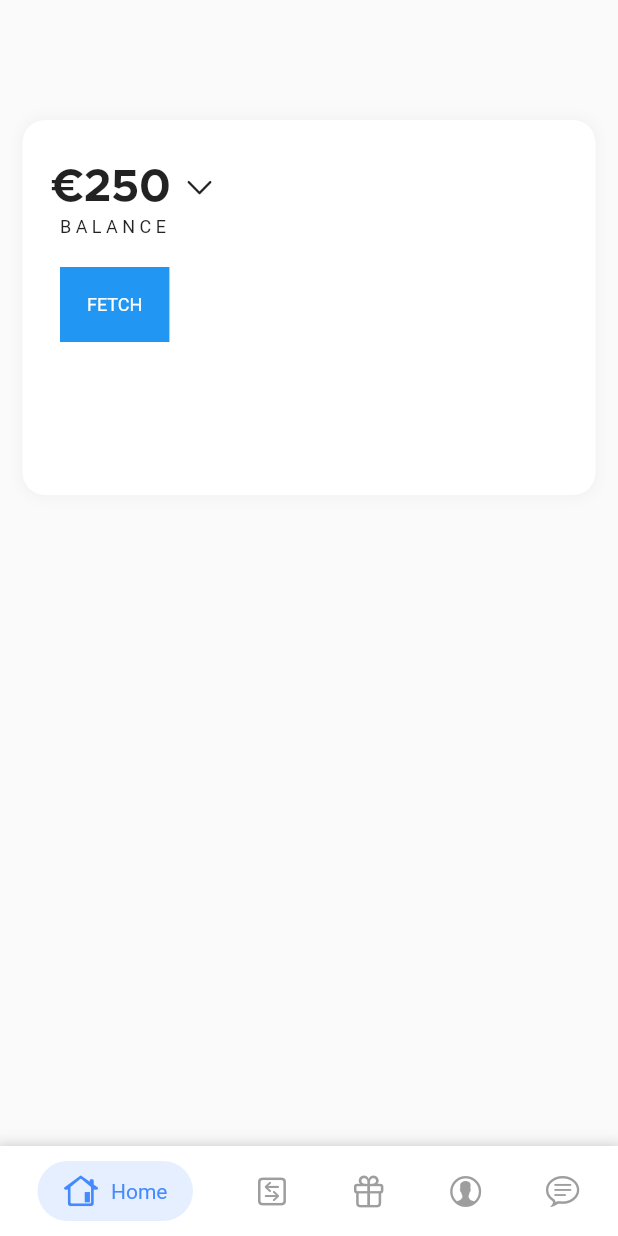
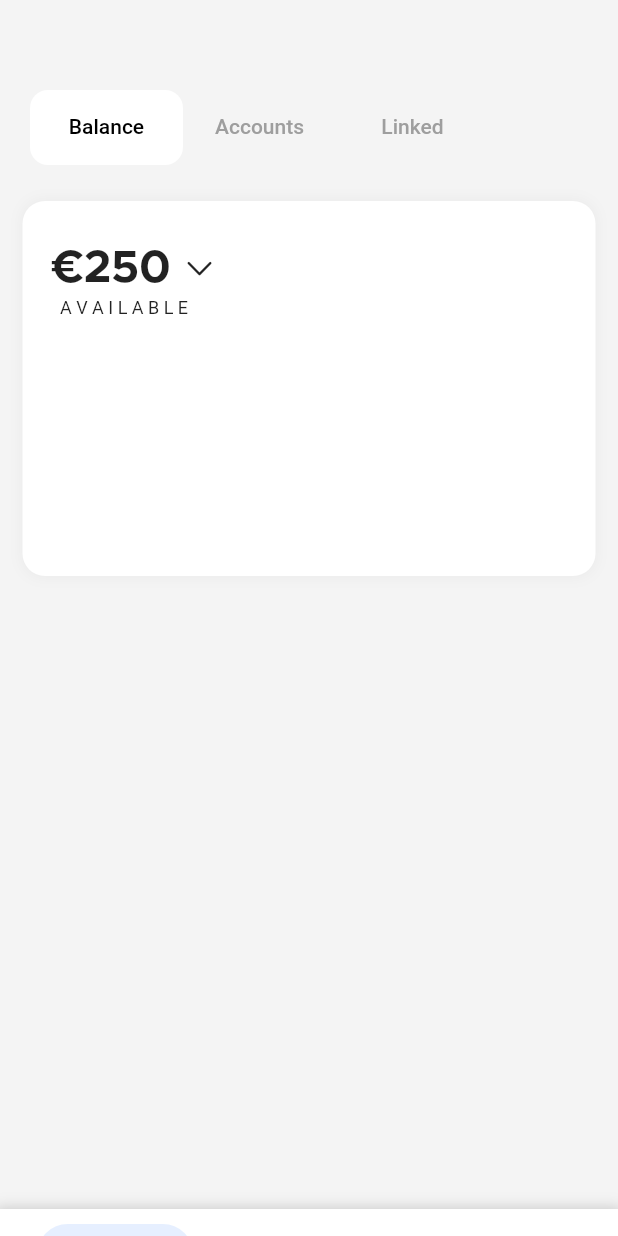
Before and after one commit to shanematthewkelly/Bankify, a Flutter app: the HomeScreen screen opened directly, on a phone screen of 412 x 824 dp. Run offline on Flutter 3.47's test engine with Material 2 defaults, Android fonts, the phone set to English and light mode, and no system bars; our stand-ins replace flutter_swiper, lottie, shared_preferences; missing offline and left inert: plaid_flutter; accounts and stored records are empty.

Commit message:
TabView Integration For Home Screen

```diff
--- a/lib/main.dart
+++ b/lib/main.dart
@@ -1,6 +1,7 @@
 import 'package:Bankify/screens/auth/loginScreen.dart';
 import 'package:Bankify/screens/core/bankConnectScreen.dart';
-import 'package:Bankify/screens/core/homeScreen.dart';
+import 'package:Bankify/screens/core/home/homeScreen.dart';
+import 'package:Bankify/screens/core/home/homeScreen.dart';
 import 'package:Bankify/screens/intro/loaderScreen.dart';
 import 'package:Bankify/screens/utils/bankSuccessful.dart';
 import 'package:flutter/material.dart';
@@ -29,7 +30,7 @@ class MyApp extends StatelessWidget {
         //Application Global Theme
         primarySwatch: Colors.red,
       ),
-      home: ConnectBank(),
+      home: HomeScreen(),
       debugShowCheckedModeBanner: false,
     );
   }
--- /dev/null
+++ b/lib/screens/core/home/homeScreen.dart
@@ -0,0 +1,285 @@
+import 'dart:convert';
+
+import 'package:Bankify/components/navbar.dart';
+import 'package:Bankify/screens/auth/loginScreen.dart';
+import 'package:Bankify/screens/core/home/tabs/accounts.dart';
+import 'package:Bankify/screens/core/home/tabs/balance.dart';
+import 'package:Bankify/screens/core/home/tabs/linked.dart';
+import 'package:flutter/cupertino.dart';
+import 'package:flutter/material.dart';
+import 'package:shared_preferences/shared_preferences.dart';
+import 'package:http/http.dart' as http;
+
+class HomeScreen extends StatefulWidget {
+  @override
+  _HomeScreenState createState() => _HomeScreenState();
+}
+
+enum NavigationIcons { Home, Transactions, Vaults, Account, Support }
+
+class _HomeScreenState extends State<HomeScreen>
+    with SingleTickerProviderStateMixin {
+  TabController _tabController;
+  SharedPreferences sharedPreferences;
+  NavigationIcons navigationIcons = NavigationIcons.Home;
+
+  @override
+  void initState() {
+    super.initState();
+    _tabController = TabController(vsync: this, length: 3);
+  }
+
+  void isUserLoggedIn() async {
+    sharedPreferences = await SharedPreferences.getInstance();
+
+    setState(() {
+      if (sharedPreferences.getString("token") == null) {
+        Navigator.push(
+          context,
+          MaterialPageRoute(builder: (context) => LoginScreen()),
+        );
+      }
+    });
+  }
+
+  @override
+  Widget build(BuildContext context) {
+    return Scaffold(
+      backgroundColor: Color.fromRGBO(244, 244, 244, 1),
+      body: Container(
+        child: Column(
+          children: <Widget>[
+            navigationIcons == NavigationIcons.Home
+                ? Container(
+                    height: 50,
+                    width: MediaQuery.of(context).size.height / 1,
+                    margin: EdgeInsets.only(top: 60, left: 20),
+                    child: TabBar(
+                      controller: _tabController,
+                      tabs: [
+                        Container(
+                          width: 70,
+                          child: Tab(
+                            text: "Balance",
+                          ),
+                        ),
+                        Container(
+                          width: 70,
+                          child: Tab(
+                            text: "Accounts",
+                          ),
+                        ),
+                        Container(
+                          width: 70,
+                          child: Tab(
+                            text: "Linked",
+                          ),
+                        ),
+                      ],
+                      unselectedLabelColor: Colors.grey,
+                      labelColor: Colors.black,
+                      isScrollable: true,
+                      indicator: BoxDecoration(
+                          color: Colors.white,
+                          borderRadius: BorderRadius.circular(12)),
+                    ),
+                  )
+                : Container(),
+
+            navigationIcons == NavigationIcons.Home
+                ? SingleChildScrollView(
+                    child: Container(
+                      width: MediaQuery.of(context).size.height / 1,
+                      // ISSUE: Change this
+                      height: 696,
+                      child: Container(
+                        child: TabBarView(
+                          controller: _tabController,
+                          children: [Balance(), AllAccounts(), Linked()],
+                        ),
+                      ),
+                    ),
+                  )
+                : Container(),
+
+            // Transaction Screen Content
+            navigationIcons == NavigationIcons.Transactions
+                ? Center(
+                    child: Text(
+                      "Transaction Screen",
+                      style: TextStyle(fontSize: 17),
+                    ),
+                  )
+                : Container(),
+
+            // Vaults Screen Content
+            navigationIcons == NavigationIcons.Vaults
+                ? Center(
+                    child: Text(
+                      "Vaults Screen",
+                      style: TextStyle(fontSize: 17),
+                    ),
+                  )
+                : Container(),
+
+            //Account Screen Content
+            navigationIcons == NavigationIcons.Account
+                ? Center(
+                    child: Text(
+                      "Account Screen",
+                      style: TextStyle(fontSize: 17),
+                    ),
+                  )
+                : Container(),
+
+            //Support Screen Content
+            navigationIcons == NavigationIcons.Support
+                ? Center(
+                    child: Text(
+                      "Support Screen",
+                      style: TextStyle(fontSize: 17),
+                    ),
+                  )
+                : Container(),
+            //Navbar
+            Align(
+              alignment: Alignment.bottomLeft,
+              child: Container(
+                decoration: BoxDecoration(
+                  color: Colors.white,
+                  boxShadow: [
+                    BoxShadow(
+                        color: Colors.grey.withOpacity(0.5),
+                        spreadRadius: 3.65,
+                        blurRadius: 7,
+                        offset: Offset(0, 3)),
+                  ],
+                ),
+                padding:
+                    EdgeInsets.only(left: 25, right: 25, bottom: 10, top: 10),
+                child: Row(
+                  mainAxisAlignment: MainAxisAlignment.spaceBetween,
+                  children: <Widget>[
+                    //Importing the Navbar Component and everything within its' constructor
+                    //MenuItem - Home
+                    Navbar(
+                        onClickListener: () {
+                          setState(() {
+                            navigationIcons = NavigationIcons.Home;
+                          });
+                        },
+                        navigationalIcons:
+                            navigationIcons == NavigationIcons.Home
+                                ? true
+                                : false,
+                        menuItemIcon: CupertinoIcons.house_alt,
+                        menuItemText: "Home"),
+
+                    //MenuItem - Payments
+                    Navbar(
+                        onClickListener: () {
+                          setState(() {
+                            navigationIcons = NavigationIcons.Transactions;
+                          });
+                        },
+                        navigationalIcons:
+                            navigationIcons == NavigationIcons.Transactions
+                                ? true
+                                : false,
+                        menuItemIcon:
+                            CupertinoIcons.arrow_right_arrow_left_square,
+                        menuItemText: "Transactions"),
+
+                    //MenuItem - Offers
+                    Navbar(
+                        onClickListener: () {
+                          setState(() {
+                            navigationIcons = NavigationIcons.Vaults;
+                          });
+                        },
+                        navigationalIcons:
+                            navigationIcons == NavigationIcons.Vaults
+                                ? true
+                                : false,
+                        menuItemIcon: CupertinoIcons.lock_shield,
+                        menuItemText: "Vaults"),
+
+                    //MenuItem - Account
+                    Navbar(
+                        onClickListener: () {
+                          setState(() {
+                            navigationIcons = NavigationIcons.Account;
+                          });
+                        },
+                        navigationalIcons:
+                            navigationIcons == NavigationIcons.Account
+                                ? true
+                                : false,
+                        menuItemIcon: CupertinoIcons.person_alt_circle,
+                        menuItemText: "Account"),
+
+                    //MenuItem - Support
+                    Navbar(
+                        onClickListener: () {
+                          setState(() {
+                            navigationIcons = NavigationIcons.Support;
+                          });
+                        },
+                        navigationalIcons:
+                            navigationIcons == NavigationIcons.Support
+                                ? true
+                                : false,
+                        menuItemIcon: CupertinoIcons.chat_bubble_text,
+                        menuItemText: "Support"),
+                  ],
+                ),
+              ),
+            ),
+          ],
+        ),
+      ),
+    );
+  }
+
+  // Retrieves 'Available' & 'Current' balances
+  Future getAccountBalance() async {
+    final String url =
+        "https://q80qzg1rgh.execute-api.us-east-1.amazonaws.com/dev/api/balance";
+
+    final response =
+        await http.get(url, headers: {"Accept": "Application/json"});
+
+    var responseData = jsonDecode(response.body)['accounts'] as List;
+
+    List<Accounts> accountObjects =
+        responseData.map((result) => Accounts.fromJson(result)).toList();
+
+    if (response.statusCode == 200) {
+      getCurrentFundsSum(accountObjects);
+    }
+  }
+
+  // Retrieves the sum of all account 'current' funds
+  Future getCurrentFundsSum(List accountObjects) async {
+    var sum = 0;
+    print(accountObjects);
+
+    // Error: Unhandled Exception: type 'Accounts' is not a subtype of type 'num'
+    accountObjects.forEach((e) => sum += e);
+  }
+}
+
+class Accounts {
+  int currentBalance;
+
+  Accounts(this.currentBalance);
+
+  factory Accounts.fromJson(dynamic json) {
+    return Accounts(json["balances"]["current"].truncate());
+  }
+
+  @override
+  String toString() {
+    return '${this.currentBalance}';
+  }
+}
--- /dev/null
+++ b/lib/screens/core/home/tabs/accounts.dart
@@ -0,0 +1,27 @@
+import 'package:flutter/cupertino.dart';
+import 'package:flutter/material.dart';
+
+class AllAccounts extends StatefulWidget {
+  @override
+  _AllAccountsState createState() => _AllAccountsState();
+}
+
+class _AllAccountsState extends State<AllAccounts> {
+  @override
+  Widget build(BuildContext context) {
+    return Scaffold(
+      backgroundColor: Color.fromRGBO(244, 244, 244, 1),
+      body: Container(
+        child: Center(
+          child: Column(
+            mainAxisAlignment: MainAxisAlignment.center,
+            children: <Widget>[
+              Icon(Icons.group),
+              Text("A C C O U N T S"),
+            ],
+          ),
+        ),
+      ),
+    );
+  }
+}
--- /dev/null
+++ b/lib/screens/core/home/tabs/balance.dart
@@ -0,0 +1,61 @@
+import 'package:flutter/cupertino.dart';
+import 'package:flutter/material.dart';
+
+class Balance extends StatefulWidget {
+  @override
+  _BalanceState createState() => _BalanceState();
+}
+
+class _BalanceState extends State<Balance> {
+  @override
+  Widget build(BuildContext context) {
+    return Column(
+      children: <Widget>[
+        Container(
+          height: 250,
+          margin: EdgeInsets.only(left: 15, right: 15, top: 24, bottom: 24),
+          padding: EdgeInsets.only(top: 30, left: 20),
+          decoration: BoxDecoration(
+            borderRadius: BorderRadius.circular(15),
+            color: Colors.white,
+            boxShadow: [
+              BoxShadow(
+                  color: Colors.grey.withOpacity(0.1),
+                  spreadRadius: 1,
+                  blurRadius: 7,
+                  offset: Offset(0, 0.2)),
+            ],
+          ),
+          child: Column(
+            crossAxisAlignment: CrossAxisAlignment.start,
+            children: [
+              Row(
+                children: [
+                  Container(
+                    child: Text(
+                      "€250",
+                      style: TextStyle(fontSize: 30, fontFamily: 'MetroBold'),
+                    ),
+                  ),
+                  Container(
+                      margin: EdgeInsets.only(left: 8),
+                      child: Icon(
+                        CupertinoIcons.chevron_down,
+                        size: 22,
+                      )),
+                ],
+              ),
+              Container(
+                margin: EdgeInsets.only(left: 5, top: 4),
+                child: Text(
+                  "A V A I L A B L E",
+                  style: TextStyle(fontSize: 12),
+                ),
+              ),
+            ],
+          ),
+        ),
+      ],
+    );
+  }
+}
--- /dev/null
+++ b/lib/screens/core/home/tabs/linked.dart
@@ -0,0 +1,27 @@
+import 'package:flutter/cupertino.dart';
+import 'package:flutter/material.dart';
+
+class Linked extends StatefulWidget {
+  @override
+  _LinkedState createState() => _LinkedState();
+}
+
+class _LinkedState extends State<Linked> {
+  @override
+  Widget build(BuildContext context) {
+    return Scaffold(
+      backgroundColor: Color.fromRGBO(244, 244, 244, 1),
+      body: Container(
+        child: Center(
+          child: Column(
+            mainAxisAlignment: MainAxisAlignment.center,
+            children: <Widget>[
+              Icon(Icons.power),
+              Text("L I N K E D"),
+            ],
+          ),
+        ),
+      ),
+    );
+  }
+}
--- a/lib/screens/core/homeScreen.dart
+++ /dev/null
@@ -1,296 +0,0 @@
-import 'dart:convert';
-
-import 'package:Bankify/components/navbar.dart';
-import 'package:Bankify/screens/auth/loginScreen.dart';
-import 'package:flutter/cupertino.dart';
-import 'package:flutter/material.dart';
-import 'package:shared_preferences/shared_preferences.dart';
-import 'package:http/http.dart' as http;
-
-class HomeScreen extends StatefulWidget {
-  @override
-  _HomeScreenState createState() => _HomeScreenState();
-}
-
-enum NavigationIcons { Home, Payments, Rewards, Account, Support }
-
-class _HomeScreenState extends State<HomeScreen> {
-  NavigationIcons navigationIcons = NavigationIcons.Home;
-
-  SharedPreferences sharedPreferences;
-
-  @override
-  void initState() {
-    super.initState();
-    // Here we make a call to this anonymous function
-    isUserLoggedIn();
-  }
-
-  @override
-  Widget build(BuildContext context) {
-    return Scaffold(
-      body: Stack(
-        children: <Widget>[
-          //If statement that checks which screen is loaded and reacts to change
-          //Home Screen Content
-          navigationIcons == NavigationIcons.Home
-              ? SingleChildScrollView(
-                  child: Column(
-                    children: [
-                      Container(
-                        width: MediaQuery.of(context).size.height / 1,
-                        height: 250,
-                        margin: EdgeInsets.only(left: 15, right: 15, top: 80),
-                        padding: EdgeInsets.only(top: 30, left: 20),
-                        decoration: BoxDecoration(
-                          borderRadius: BorderRadius.circular(15),
-                          color: Colors.white,
-                          boxShadow: [
-                            BoxShadow(
-                                color: Colors.grey.withOpacity(0.1),
-                                spreadRadius: 1,
-                                blurRadius: 7,
-                                offset: Offset(0, 0.2)),
-                          ],
-                        ),
-                        child: Column(
-                          crossAxisAlignment: CrossAxisAlignment.start,
-                          children: [
-                            Row(
-                              children: [
-                                Container(
-                                  child: Text(
-                                    "€250",
-                                    style: TextStyle(
-                                        fontSize: 30, fontFamily: 'MetroBold'),
-                                  ),
-                                ),
-                                Container(
-                                    margin: EdgeInsets.only(left: 8),
-                                    child: Icon(
-                                      CupertinoIcons.chevron_down,
-                                      size: 22,
-                                    )),
-                              ],
-                            ),
-                            Container(
-                              margin: EdgeInsets.only(left: 5, top: 4),
-                              child: Text(
-                                "B A L A N C E",
-                                style: TextStyle(fontSize: 12),
-                              ),
-                            ),
-                            GestureDetector(
-                              onTap: () async {
-                                await getAccountBalance();
-                              },
-                              child: Container(
-                                color: Colors.blue,
-                                margin: EdgeInsets.only(left: 5, top: 20),
-                                padding: EdgeInsets.all(18),
-                                child: Text(
-                                  "FETCH",
-                                  style: TextStyle(
-                                      fontSize: 12, color: Colors.white),
-                                ),
-                              ),
-                            ),
-                          ],
-                        ),
-                      ),
-                    ],
-                  ),
-                )
-              : Container(),
-
-          //Payments Screen Content
-          navigationIcons == NavigationIcons.Payments
-              ? Center(
-                  child: Text(
-                    "Payment Screen",
-                    style: TextStyle(fontSize: 17),
-                  ),
-                )
-              : Container(),
-
-          //Rewards Screen Content
-          navigationIcons == NavigationIcons.Rewards
-              ? Center(
-                  child: Text(
-                    "Rewards Screen",
-                    style: TextStyle(fontSize: 17),
-                  ),
-                )
-              : Container(),
-
-          //Account Screen Content
-          navigationIcons == NavigationIcons.Account
-              ? Center(
-                  child: Text(
-                    "Account Screen",
-                    style: TextStyle(fontSize: 17),
-                  ),
-                )
-              : Container(),
-
-          //Support Screen Content
-          navigationIcons == NavigationIcons.Support
-              ? Center(
-                  child: Text(
-                    "Support Screen",
-                    style: TextStyle(fontSize: 17),
-                  ),
-                )
-              : Container(),
-
-          //Navbar
-          Align(
-            alignment: Alignment.bottomLeft,
-            child: Container(
-              decoration: BoxDecoration(
-                color: Colors.white,
-                boxShadow: [
-                  BoxShadow(
-                      color: Colors.grey.withOpacity(0.5),
-                      spreadRadius: 3.65,
-                      blurRadius: 7,
-                      offset: Offset(0, 3)),
-                ],
-              ),
-              padding:
-                  EdgeInsets.only(left: 25, right: 25, bottom: 10, top: 10),
-              child: Row(
-                mainAxisAlignment: MainAxisAlignment.spaceBetween,
-                children: <Widget>[
-                  //Importing the Navbar Component and everything within its' constructor
-                  //MenuItem - Home
-                  Navbar(
-                      onClickListener: () {
-                        setState(() {
-                          navigationIcons = NavigationIcons.Home;
-                        });
-                      },
-                      navigationalIcons: navigationIcons == NavigationIcons.Home
-                          ? true
-                          : false,
-                      menuItemIcon: CupertinoIcons.house_alt,
-                      menuItemText: "Home"),
-
-                  //MenuItem - Payments
-                  Navbar(
-                      onClickListener: () {
-                        setState(() {
-                          navigationIcons = NavigationIcons.Payments;
-                        });
-                      },
-                      navigationalIcons:
-                          navigationIcons == NavigationIcons.Payments
-                              ? true
-                              : false,
-                      menuItemIcon:
-                          CupertinoIcons.arrow_right_arrow_left_square,
-                      menuItemText: "Payments"),
-
-                  //MenuItem - Offers
-                  Navbar(
-                      onClickListener: () {
-                        setState(() {
-                          navigationIcons = NavigationIcons.Rewards;
-                        });
-                      },
-                      navigationalIcons:
-                          navigationIcons == NavigationIcons.Rewards
-                              ? true
-                              : false,
-                      menuItemIcon: CupertinoIcons.gift,
-                      menuItemText: "Rewards"),
-
-                  //MenuItem - Account
-                  Navbar(
-                      onClickListener: () {
-                        setState(() {
-                          navigationIcons = NavigationIcons.Account;
-                        });
-                      },
-                      navigationalIcons:
-                          navigationIcons == NavigationIcons.Account
-                              ? true
-                              : false,
-                      menuItemIcon: CupertinoIcons.person_alt_circle,
-                      menuItemText: "Account"),
-
-                  //MenuItem - Support
-                  Navbar(
-                      onClickListener: () {
-                        setState(() {
-                          navigationIcons = NavigationIcons.Support;
-                        });
-                      },
-                      navigationalIcons:
-                          navigationIcons == NavigationIcons.Support
-                              ? true
-                              : false,
-                      menuItemIcon: CupertinoIcons.chat_bubble_text,
-                      menuItemText: "Support"),
-                ],
-              ),
-            ),
-          ),
-        ],
-      ),
-    );
-  }
-
-  Future getAccountBalance() async {
-    final String url =
-        "https://q80qzg1rgh.execute-api.us-east-1.amazonaws.com/dev/api/balance";
-
-    final response =
-        await http.get(url, headers: {"Accept": "Application/json"});
-
-    var responseData = jsonDecode(response.body)['accounts'] as List;
-
-    List<Accounts> accountObjects =
-        responseData.map((result) => Accounts.fromJson(result)).toList();
-
-    if (response.statusCode == 200) {
-      // TODO: Change from printing the values, to adding them together instead, as a 'total' balance.
-      print(accountObjects);
-    } else {
-      print("There was an issue getting the correct response code");
-    }
-  }
-
-  // Here we are simply checking whether the user has a token assigned to them or not
-  void isUserLoggedIn() async {
-    sharedPreferences = await SharedPreferences.getInstance();
-
-    setState(() {
-      if (sharedPreferences.getString("token") == null) {
-        // Redirect to login screen, user has no token
-        Navigator.push(
-          context,
-          MaterialPageRoute(builder: (context) => LoginScreen()),
-        );
-      }
-    });
-  }
-}
-
-class Accounts {
-  int currentBalance, availableBalance;
-
-  Accounts(this.currentBalance, this.availableBalance);
-
-  factory Accounts.fromJson(dynamic json) {
-    return Accounts(
-        // Parsing JSON
-        json["balances"]["current"].truncate(),
-        json["balances"]["available"] as int);
-  }
-
-  @override
-  String toString() {
-    return '{ ${this.currentBalance}, ${this.availableBalance} }';
-  }
-}
--- a/lib/screens/utils/bankSuccessful.dart
+++ b/lib/screens/utils/bankSuccessful.dart
@@ -1,4 +1,4 @@
-import 'package:Bankify/screens/core/homeScreen.dart';
+import 'package:Bankify/screens/core/home/homeScreen.dart';
 import 'package:flutter/cupertino.dart';
 import 'package:flutter/material.dart';
 import 'package:lottie/lottie.dart';
```
